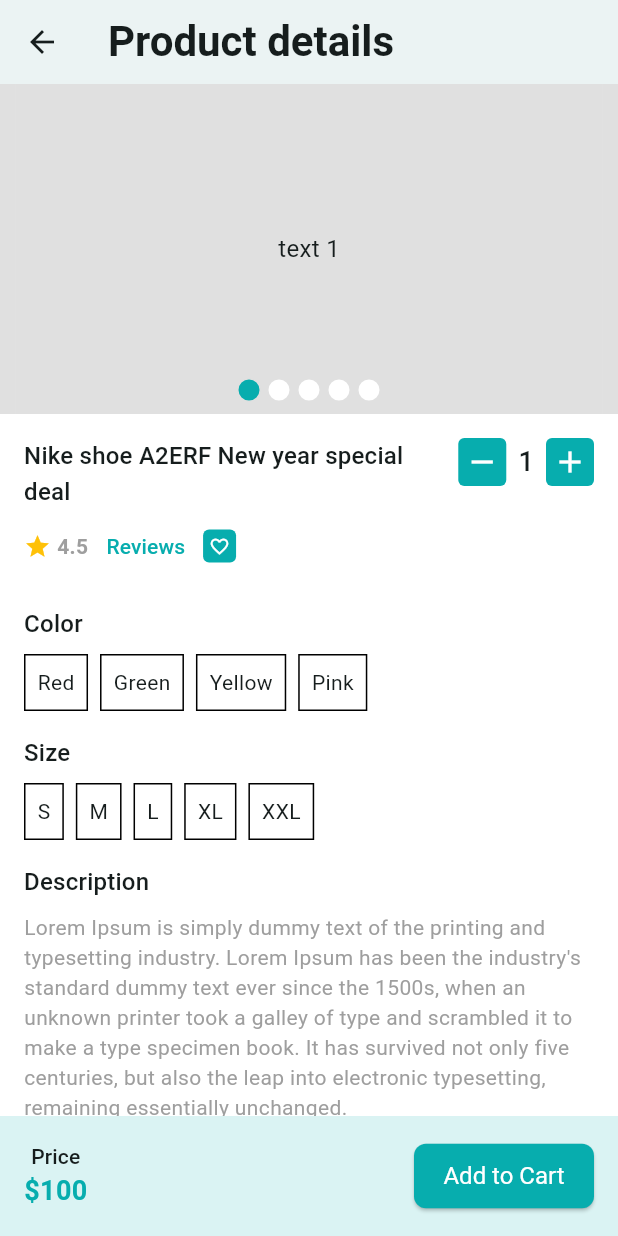
After one commit to MontasirOpi/Flutter-E-commerce, a Flutter app: the screen it shows after launch, after a tap on "Nike shoe latest edition- #NS12", on a phone screen of 412 x 824 dp. The commit adds this screen. Run offline on Flutter 3.47's test engine with Material 3 defaults, Android fonts, the phone set to English and light mode, and no system bars; drawn by our look-alikes of carousel_slider; our stand-ins replace email_validator, flutter_svg, get, pin_code_fields.

Commit message:
product deatles screen

```diff
--- a/lib/app/app.dart
+++ b/lib/app/app.dart
@@ -6,6 +6,7 @@ import 'package:ecommerce/features/auth/ui/screens/otp_verification_screen.dart'
 import 'package:ecommerce/features/auth/ui/screens/splash_screen.dart';
 import 'package:ecommerce/features/category/ui/screens/category_list_screen.dart';
 import 'package:ecommerce/features/common/ui/screens/main_bottom_nav_screen.dart';
+import 'package:ecommerce/features/product/ui/screens/product_details_screen.dart';
 import 'package:ecommerce/features/product/ui/screens/product_list_screen.dart';
 
 import 'package:flutter/material.dart';
@@ -37,7 +38,11 @@ class CraftyBay extends StatelessWidget {
         } else if (setting.name == ProductListScreen.name) {
           String name = setting.arguments as String;
           widget = ProductListScreen(categoryName: name);
+        } else if (setting.name == ProductDetailsScreen.name) {
+          int prductId = setting.arguments as int;
+          widget = ProductDetailsScreen(prductId: prductId);
         }
+
         return MaterialPageRoute(
           builder: (ctx) {
             return widget;
--- a/lib/features/common/ui/widgets/product_item_widget.dart
+++ b/lib/features/common/ui/widgets/product_item_widget.dart
@@ -1,4 +1,5 @@
 import 'package:ecommerce/app/app_colors.dart';
+import 'package:ecommerce/features/product/ui/screens/product_details_screen.dart';
 import 'package:flutter/material.dart';
 
 class ProductItemWidget extends StatelessWidget {
@@ -8,8 +9,12 @@ class ProductItemWidget extends StatelessWidget {
 
   @override
   Widget build(BuildContext context) {
-    return SizedBox(
-      width: 120,
+    return GestureDetector(
+      onTap: (){
+        Navigator.pushNamed(context, ProductDetailsScreen.name,arguments: 1);
+      },
+      child: SizedBox(
+        width: 140,
         child: Card(
           shape: RoundedRectangleBorder(
             borderRadius: BorderRadius.circular(16),
@@ -31,10 +36,10 @@ class ProductItemWidget extends StatelessWidget {
                 ),
               ),
               Padding(
-              padding: EdgeInsets.all(8.0),
+                padding: const EdgeInsets.all(8.0),
                 child: Column(
                   children: [
-                  Text(
+                    const Text(
                       'Nike shoe latest edition- #NS12',
                       maxLines: 1,
                       style: TextStyle(
@@ -43,18 +48,18 @@ class ProductItemWidget extends StatelessWidget {
                         color: Colors.black54,
                       ),
                     ),
-                  SizedBox(height: 2),
+                    const SizedBox(height: 2),
                     Row(
                       mainAxisAlignment: MainAxisAlignment.spaceBetween,
                       children: [
-                      Text(
+                        const Text(
                           '\$100',
                           style: TextStyle(
                             fontWeight: FontWeight.w600,
                             color: AppColors.themeColor,
                           ),
                         ),
-                      Wrap(
+                        const Wrap(
                           children: [
                             Icon(
                               Icons.star,
@@ -71,11 +76,11 @@ class ProductItemWidget extends StatelessWidget {
                           ],
                         ),
                         Container(
-                        padding: EdgeInsets.all(4),
+                          padding: const EdgeInsets.all(4),
                           decoration: BoxDecoration(
                               color: AppColors.themeColor,
                               borderRadius: BorderRadius.circular(4)),
-                        child: Icon(
+                          child: const Icon(
                             Icons.favorite_border,
                             size: 14,
                             color: Colors.white,
@@ -90,6 +95,7 @@ class ProductItemWidget extends StatelessWidget {
             ],
           ),
         ),
+      ),
     );
   }
 }
--- /dev/null
+++ b/lib/features/product/ui/screens/product_details_screen.dart
@@ -0,0 +1,163 @@
+import 'package:ecommerce/app/app_colors.dart';
+import 'package:ecommerce/features/product/ui/widgets/color_picker_widget.dart';
+import 'package:ecommerce/features/product/ui/widgets/product_image_carousel_slider.dart';
+import 'package:ecommerce/features/product/ui/widgets/product_quantity_inc_dec_button.dart';
+import 'package:ecommerce/features/product/ui/widgets/size_picker_widget.dart';
+import 'package:flutter/material.dart';
+
+class ProductDetailsScreen extends StatefulWidget {
+  const ProductDetailsScreen({super.key, required this.prductId});
+  final int prductId;
+  static const String name = '/product/product-details';
+
+  @override
+  State<ProductDetailsScreen> createState() => _ProductDetailsScreenState();
+}
+
+class _ProductDetailsScreenState extends State<ProductDetailsScreen> {
+  @override
+  Widget build(BuildContext context) {
+    final textheme = Theme.of(context).textTheme;
+    return Scaffold(
+      appBar: AppBar(
+        title: const Text('Product details'),
+      ),
+      body: Column(
+        children: [
+          Expanded(
+            child: SingleChildScrollView(
+              child: Column(
+                children: [
+                  const productImageCarouselSlider(),
+                  Padding(
+                    padding: const EdgeInsets.all(16),
+                    child: Column(
+                      crossAxisAlignment: CrossAxisAlignment.start,
+                      children: [
+                        Row(
+                          crossAxisAlignment: CrossAxisAlignment.start,
+                          children: [
+                            Expanded(
+                              child: Column(
+                                children: [
+                                  Text(
+                                    'Nike shoe A2ERF New year special deal ',
+                                    style: textheme.titleMedium,
+                                  ),
+                                  Row(
+                                    children: [
+                                      const Row(
+                                        children: [
+                                          Icon(
+                                            Icons.star,
+                                            size: 18,
+                                            color: Colors.amber,
+                                          ),
+                                           SizedBox(
+                                            width: 4,
+                                          ),
+                                          Text(
+                                            '4.5',
+                                            style: TextStyle(
+                                              fontWeight: FontWeight.w600,
+                                              color: Colors.grey,
+                                            ),
+                                          ),
+                                        ],
+                                      ),
+                                      TextButton(
+                                        onPressed: () {},
+                                        child: const Text('Reviews'),
+                                      ),
+                                      Container(
+                                        padding: const EdgeInsets.all(4),
+                                        decoration: BoxDecoration(
+                                            color: AppColors.themeColor,
+                                            borderRadius:
+                                                BorderRadius.circular(4)),
+                                        child: const Icon(
+                                          Icons.favorite_border,
+                                          size: 14,
+                                          color: Colors.white,
+                                        ),
+                                      )
+                                    ],
+                                  ),
+                                ],
+                              ),
+                            ),
+                            const SizedBox(width: 8),
+                            ProductQuantityIncDecButton(
+                              onChange: (int value) {},
+                            ),
+                          ],
+                        ),
+                        const SizedBox(height: 16),
+                        Text('Color', style: textheme.titleMedium),
+                        const SizedBox(height: 8),
+                        ColorPickerWidget(
+                          colors: const ['Red', 'Green', 'Yellow', 'Pink'],
+                          onColorSelected: (String selectedColor) {},
+                        ),
+                        const SizedBox(height: 16),
+                        Text('Size', style: textheme.titleMedium),
+                        const SizedBox(height: 8),
+                        SizePickerWidget(
+                          sizes: const ['S', 'M', 'L', 'XL', 'XXL'],
+                          onSizeSelected: (String selectedSize) {},
+                        ),
+                        const SizedBox(height: 16),
+                        Text('Description', style: textheme.titleMedium),
+                        const SizedBox(height: 8),
+                        const Text(
+                          '''Lorem Ipsum is simply dummy text of the printing and typesetting industry. Lorem Ipsum has been the industry's standard dummy text ever since the 1500s, when an unknown printer took a galley of type and scrambled it to make a type specimen book. It has survived not only five centuries, but also the leap into electronic typesetting, remaining essentially unchanged. ''',
+                          style: TextStyle(
+                            fontWeight: FontWeight.w400,
+                            color: Colors.grey,
+                          ),
+                        )
+                      ],
+                    ),
+                  ),
+                ],
+              ),
+            ),
+          ),
+          _buildPriceAndAddToCartSection(textheme),
+        ],
+      ),
+    );
+  }
+
+  Widget _buildPriceAndAddToCartSection(TextTheme textheme) {
+    return Container(
+      padding: const EdgeInsets.all(16),
+      decoration: BoxDecoration(color: AppColors.themeColor.withOpacity(0.15)),
+      child: Row(
+        mainAxisAlignment: MainAxisAlignment.spaceBetween,
+        children: [
+          Column(
+            children: [
+              Text(
+                'Price',
+                style: textheme.titleSmall,
+              ),
+              const Text(
+                '\$100',
+                style: TextStyle(
+                  color: AppColors.themeColor,
+                  fontWeight: FontWeight.w600,
+                  fontSize: 18,
+                ),
+              ),
+            ],
+          ),
+          SizedBox(
+              width: 120,
+              child: ElevatedButton(
+                  onPressed: () {}, child: const Text('Add to Cart')))
+        ],
+      ),
+    );
+  }
+}
--- /dev/null
+++ b/lib/features/product/ui/widgets/color_picker_widget.dart
@@ -0,0 +1,65 @@
+import 'package:ecommerce/app/app_colors.dart';
+import 'package:flutter/material.dart';
+
+class ColorPickerWidget extends StatefulWidget {
+  const ColorPickerWidget({super.key, required this.colors, required this.onColorSelected});
+  final List<String> colors;
+  final Function (String) onColorSelected;
+  @override
+  State<ColorPickerWidget> createState() => _ColorPickerWidgetState();
+}
+
+class _ColorPickerWidgetState extends State<ColorPickerWidget> {
+  String? _selectedColor;
+  @override
+  Widget build(BuildContext context) {
+    return SingleChildScrollView(
+      scrollDirection: Axis.horizontal,
+      child: Row(
+        children: _getColorItems(),
+      ),
+    );
+  }
+
+  List<Widget> _getColorItems() {
+    List<Widget> colorItemWidgetList = [];
+    for (String color in widget.colors) {
+
+       Widget item= getColorItemsWidget(
+        name: color,
+        onTap: () {
+          _selectedColor = color;
+          widget.onColorSelected(_selectedColor!);
+          setState(() {});
+        },
+        isSelected: _selectedColor == color,
+      );
+      colorItemWidgetList.add(item);
+    }
+    return colorItemWidgetList;
+  }
+
+  Widget getColorItemsWidget(
+      {required String name,
+      required VoidCallback onTap,
+      required bool isSelected}) {
+    return GestureDetector(
+      onTap: onTap,
+      child: Container(
+        padding: const EdgeInsets.all(8),
+        margin: const EdgeInsets.only(right: 8),
+        decoration: BoxDecoration(
+          border: Border.all(),
+          color: isSelected ? AppColors.themeColor : Colors.transparent,
+        ),
+        alignment: Alignment.center,
+        child: Text(
+          name,
+          style: TextStyle(
+            color: isSelected ? Colors.white : null,
+          ),
+        ),
+      ),
+    );
+  }
+}
--- /dev/null
+++ b/lib/features/product/ui/widgets/product_image_carousel_slider.dart
@@ -0,0 +1,79 @@
+import 'package:carousel_slider/carousel_slider.dart';
+import 'package:ecommerce/app/app_colors.dart';
+import 'package:flutter/material.dart';
+
+class productImageCarouselSlider extends StatefulWidget {
+  const productImageCarouselSlider({
+    super.key,
+  });
+
+  @override
+  State<productImageCarouselSlider> createState() => _productImageCarouselSliderState();
+}
+
+class _productImageCarouselSliderState extends State<productImageCarouselSlider> {
+  final ValueNotifier<int> _selectedIndex = ValueNotifier(0);
+  @override
+  Widget build(BuildContext context) {
+    return Stack(
+      children: [
+        CarouselSlider(
+          options: CarouselOptions(
+            height: 220,
+            viewportFraction: 0.95,
+            onPageChanged: (currentIndex, reason) {
+              _selectedIndex.value = currentIndex;
+            },
+          ),
+          items: [1, 2, 3, 4, 5].map((i) {
+            return Builder(
+              builder: (BuildContext context) {
+                return Container(
+                    width: MediaQuery.of(context).size.width,
+
+                    decoration: const BoxDecoration(
+                      color: Colors.black12,
+
+                    ),
+                    alignment: Alignment.center,
+                    child: Text(
+                      'text $i',
+                      style: const TextStyle(fontSize: 16.0),
+                    ));
+              },
+            );
+          }).toList(),
+        ),
+
+        Positioned(
+          bottom: 8,
+          left: 0,
+          right: 0,
+
+          child: ValueListenableBuilder(
+              valueListenable: _selectedIndex,
+              builder: (context, value, _) {
+                return Row(
+                  mainAxisAlignment: MainAxisAlignment.center,
+                  children: [
+                    for (int i = 0; i < 5; i++)
+                      Container(
+                        width: 16,
+                        height: 16,
+                        margin: EdgeInsets.symmetric(horizontal: 2),
+                        decoration: BoxDecoration(
+                          borderRadius: BorderRadius.circular(20),
+                          color: value == i
+                              ? AppColors.themeColor
+                              : Colors.white,
+                        border: Border.all(color: Colors.grey.shade300)
+                        ),
+                      )
+                  ],
+                );
+              }),
+        )
+      ],
+    );
+  }
+}
--- /dev/null
+++ b/lib/features/product/ui/widgets/product_quantity_inc_dec_button.dart
@@ -0,0 +1,66 @@
+import 'package:ecommerce/app/app_colors.dart';
+import 'package:flutter/material.dart';
+
+class ProductQuantityIncDecButton extends StatefulWidget {
+  const ProductQuantityIncDecButton({super.key, required this.onChange});
+  final Function(int) onChange;
+
+  @override
+  State<ProductQuantityIncDecButton> createState() =>
+      _ProductQuantityIncDecButtonState();
+}
+
+class _ProductQuantityIncDecButtonState
+    extends State<ProductQuantityIncDecButton> {
+  int _count = 1;
+  @override
+  Widget build(BuildContext context) {
+    return Row(
+      children: [
+        _buildIconButton(
+            icon: Icons.remove,
+            onTap: () {
+              if (_count > 0) {
+                _count--;
+                widget.onChange(_count);
+                setState(() {});
+              }
+            }),
+        Padding(
+          padding: const EdgeInsets.symmetric(horizontal: 8),
+          child: Text(
+            '$_count',
+            style: const TextStyle(fontSize: 18,fontWeight: FontWeight.w500),
+          ),
+        ),
+        _buildIconButton(
+            icon: Icons.add,
+            onTap: () {
+              if (_count < 20) {
+                _count++;
+                  widget.onChange(_count);
+                setState(() {});
+              }
+            }),
+      ],
+    );
+  }
+
+  Widget _buildIconButton(
+      {required IconData icon, required VoidCallback onTap}) {
+    return GestureDetector(
+      onTap: onTap,
+      child: Container(
+        padding: const EdgeInsets.all(4),
+        decoration: BoxDecoration(
+            color: AppColors.themeColor,
+            borderRadius: BorderRadius.circular(4)),
+        alignment: Alignment.center,
+        child: Icon(
+          icon,
+          color: Colors.white,
+        ),
+      ),
+    );
+  }
+}
--- /dev/null
+++ b/lib/features/product/ui/widgets/size_picker_widget.dart
@@ -0,0 +1,65 @@
+import 'package:ecommerce/app/app_colors.dart';
+import 'package:flutter/material.dart';
+
+class SizePickerWidget extends StatefulWidget {
+  const SizePickerWidget({super.key, required this.sizes, required this.onSizeSelected});
+  final List<String> sizes;
+  final Function (String) onSizeSelected;
+  @override
+  State<SizePickerWidget> createState() => _SizePickerWidgetState();
+}
+
+class _SizePickerWidgetState extends State<SizePickerWidget> {
+  String? _selectedSize;
+  @override
+  Widget build(BuildContext context) {
+    return SingleChildScrollView(
+      scrollDirection: Axis.horizontal,
+      child: Row(
+        children: _getSizeItems(),
+      ),
+    );
+  }
+
+  List<Widget> _getSizeItems() {
+    List<Widget> colorItemWidgetList = [];
+    for (String size in widget.sizes) {
+
+       Widget item= getSizeItemsWidget(
+        name: size,
+        onTap: () {
+          _selectedSize = size;
+          widget.onSizeSelected(_selectedSize!);
+          setState(() {});
+        },
+        isSelected: _selectedSize == size,
+      );
+      colorItemWidgetList.add(item);
+    }
+    return colorItemWidgetList;
+  }
+
+  Widget getSizeItemsWidget(
+      {required String name,
+      required VoidCallback onTap,
+      required bool isSelected}) {
+    return GestureDetector(
+      onTap: onTap,
+      child: Container(
+        padding: const EdgeInsets.all(8),
+        margin: const EdgeInsets.only(right: 8),
+        decoration: BoxDecoration(
+          border: Border.all(),
+          color: isSelected ? AppColors.themeColor : Colors.transparent,
+        ),
+        alignment: Alignment.center,
+        child: Text(
+          name,
+          style: TextStyle(
+            color: isSelected ? Colors.white : null,
+          ),
+        ),
+      ),
+    );
+  }
+}
```
Lines whose indentation alone changed are shown as unchanged.
